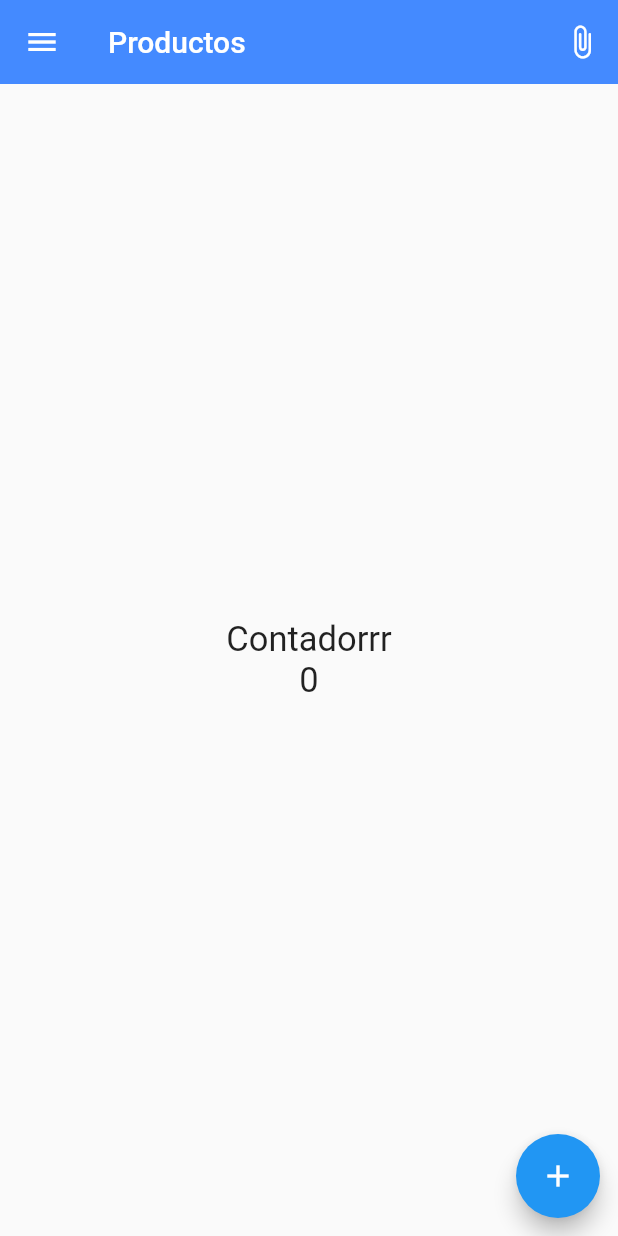
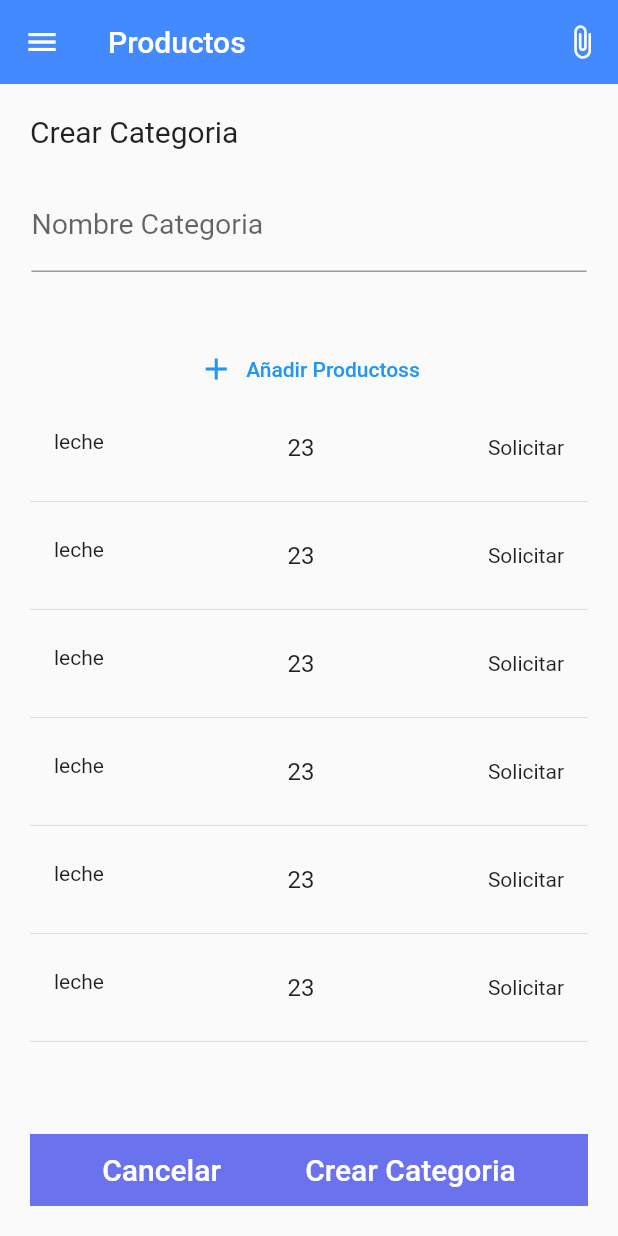
Before and after one commit to CristobalP1/AppBodega, a Flutter app: the screen it shows after launch, on a phone screen of 412 x 824 dp. Run offline on Flutter 3.47's test engine with Material 2 defaults, Android fonts, the phone set to English and light mode, and no system bars.

Commit message:
add routes and widget

```diff
--- a/lib/main.dart
+++ b/lib/main.dart
@@ -1,6 +1,5 @@
 import 'package:flutter/material.dart';
-import 'package:flutter_application_1/screens/create_category.dart';
-import 'package:flutter_application_1/screens/home_screen.dart';
+import 'package:flutter_application_1/router/app_routes.dart';
 
 void main() {
   runApp(const MyApp());
@@ -11,8 +10,11 @@ class MyApp extends StatelessWidget {
 
   @override
   Widget build(BuildContext context) {
-    return const MaterialApp(
-        debugShowCheckedModeBanner: false, home: HomeScreen());
+    return MaterialApp(
+        debugShowCheckedModeBanner: false,
+        initialRoute: ApppRoutes.initialRoute,
+        routes: ApppRoutes.routes,
+        onGenerateRoute: ApppRoutes.onGenerateRouter);
 /*         debugShowCheckedModeBanner: false, home: HomeScreen()); */
   }
 }
--- /dev/null
+++ b/lib/router/app_routes.dart
@@ -0,0 +1,21 @@
+import 'package:flutter/material.dart';
+import 'package:flutter_application_1/screens/screens.dart';
+
+class ApppRoutes {
+  static const initialRoute = 'create_category';
+
+  static Map<String, Widget Function(BuildContext)> routes = {
+    'home_page': (BuildContext context) => const HomeScreen(),
+    'create_category': (BuildContext context) => const CreateCategoryScreen(),
+    'create_product': (BuildContext context) => const CreateProductScreen(),
+    'edit_category': (BuildContext context) => const EditCategoryScreen(),
+    'edit_product': (BuildContext context) => const EditProductScreen(),
+    'info_product': (BuildContext context) => const InfoProductScreen(),
+  };
+
+  static Route<dynamic> onGenerateRouter(RouteSettings settings) {
+    return MaterialPageRoute(
+      builder: (context) => const HomeScreen(),
+    );
+  }
+}
--- a/lib/screens/create_category.dart
+++ b/lib/screens/create_category_screen.dart
@@ -1,7 +1,11 @@
 import 'package:flutter/material.dart';
+import 'package:flutter_application_1/widget/button_save_canceller.dart';
 
-class CreateCategory extends StatelessWidget {
-  const CreateCategory({Key? key}) : super(key: key);
+import '../widget/input_form.dart';
+import '../widget/list_view_products.dart';
+
+class CreateCategoryScreen extends StatelessWidget {
+  const CreateCategoryScreen({Key? key}) : super(key: key);
 
   @override
   Widget build(BuildContext context) {
@@ -33,7 +37,10 @@ class CreateCategory extends StatelessWidget {
             const SizedBox(
               height: 20,
             ),
-            _inputNameCategory(),
+            const InputForm(
+              labelText: 'Nombre Categoria',
+              hintText: 'Lacteos, Carnes',
+            ),
             const SizedBox(
               height: 40,
             ),
@@ -41,27 +48,39 @@ class CreateCategory extends StatelessWidget {
               child: TextButton.icon(
                 onPressed: () => {},
                 icon: const Icon(Icons.add),
-                label: const Text("Añadir Productos"),
+                label: const Text("Añadir Productoss"),
               ),
+            ),
+            const Flexible(child: ListViewProducts()),
+            const SizedBox(
+              height: 50,
+            ),
+            const ButtonSaveCanceller(
+              title1: 'Cancelar',
+              title2: 'Crear Categoria',
             )
           ],
         ),
       ),
       floatingActionButtonLocation: FloatingActionButtonLocation.endTop,
     );
-    ;
   }
+}
 
-  Widget _inputNameCategory() {
-    return Container(
-      padding: EdgeInsets.all(1),
-      child: TextFormField(
-        decoration: const InputDecoration(
-            labelText: "Nombre de la categoria",
-            hintText: "Fiambreria, Lacteos, Aseo",
-            hintStyle: TextStyle(fontSize: 11),
-            labelStyle: TextStyle(fontSize: 20)),
-      ),
+class TextStyles extends StatelessWidget {
+  final tittle;
+
+  const TextStyles({
+    Key? key,
+    this.tittle,
+  }) : super(key: key);
+
+  @override
+  Widget build(BuildContext context) {
+    return Text(
+      tittle,
+      style: const TextStyle(
+          fontSize: 20, color: Color.fromARGB(255, 255, 255, 255)),
     );
   }
 }
--- /dev/null
+++ b/lib/screens/screens.dart
@@ -0,0 +1,6 @@
+export 'package:flutter_application_1/screens/create_category_screen.dart';
+export 'package:flutter_application_1/screens/create_product_screen.dart';
+export 'package:flutter_application_1/screens/edit_category_screen.dart';
+export 'package:flutter_application_1/screens/edit_product_screen.dart';
+export 'package:flutter_application_1/screens/home_screen.dart';
+export 'package:flutter_application_1/screens/info_product_screen.dart';
--- /dev/null
+++ b/lib/widget/button_save_canceller.dart
@@ -0,0 +1,53 @@
+import 'package:flutter/material.dart';
+
+class ButtonSaveCanceller extends StatelessWidget {
+  final title1;
+  final title2;
+
+  const ButtonSaveCanceller({
+    Key? key,
+    this.title1,
+    this.title2,
+  }) : super(key: key);
+
+  @override
+  Widget build(BuildContext context) {
+    return Container(
+      color: Color.fromARGB(255, 106, 114, 238),
+      child: Row(
+        mainAxisAlignment: MainAxisAlignment.spaceEvenly,
+        mainAxisSize: MainAxisSize.max,
+        children: [
+          TextButton(
+              onPressed: () => {},
+              child: TextStyles2(
+                tittle: title1,
+              )),
+          TextButton(
+              onPressed: () => {},
+              child: TextStyles2(
+                tittle: title2,
+              ))
+        ],
+      ),
+    );
+  }
+}
+
+class TextStyles2 extends StatelessWidget {
+  final tittle;
+
+  const TextStyles2({
+    Key? key,
+    this.tittle,
+  }) : super(key: key);
+
+  @override
+  Widget build(BuildContext context) {
+    return Text(
+      tittle,
+      style: const TextStyle(
+          fontSize: 20, color: Color.fromARGB(255, 255, 255, 255)),
+    );
+  }
+}
--- /dev/null
+++ b/lib/widget/input_form.dart
@@ -0,0 +1,21 @@
+import 'package:flutter/material.dart';
+
+class InputForm extends StatelessWidget {
+  final labelText;
+  final hintText;
+  const InputForm({Key? key, this.labelText, this.hintText}) : super(key: key);
+
+  @override
+  Widget build(BuildContext context) {
+    return Container(
+      padding: const EdgeInsets.all(1),
+      child: TextFormField(
+        decoration: InputDecoration(
+            labelText: labelText,
+            hintText: hintText,
+            hintStyle: const TextStyle(fontSize: 13),
+            labelStyle: const TextStyle(fontSize: 19)),
+      ),
+    );
+  }
+}
--- /dev/null
+++ b/lib/widget/list_view_products.dart
@@ -0,0 +1,22 @@
+import 'package:flutter/material.dart';
+
+class ListViewProducts extends StatelessWidget {
+  const ListViewProducts({
+    Key? key,
+  }) : super(key: key);
+
+  @override
+  Widget build(BuildContext context) {
+    return ListView.separated(
+        itemBuilder: (contex, i) => ListTile(
+              leading: const Text('leche'),
+              title: const Center(child: Text('23')),
+              trailing: const Text('Solicitar'),
+              onTap: () {
+                /*  Navigator.pushNamed(context, 'card'); */
+              },
+            ),
+        separatorBuilder: (_, __) => const Divider(),
+        itemCount: 10);
+  }
+}
```
Also changed, not shown: lib/screens/create_product_screen.dart (added, +14 -0 lines), lib/screens/edit_category_screen.dart (added, +68 -0 lines), lib/screens/edit_product_screen.dart (added, +14 -0 lines), lib/screens/info_product_screen.dart (added, +14 -0 lines).
